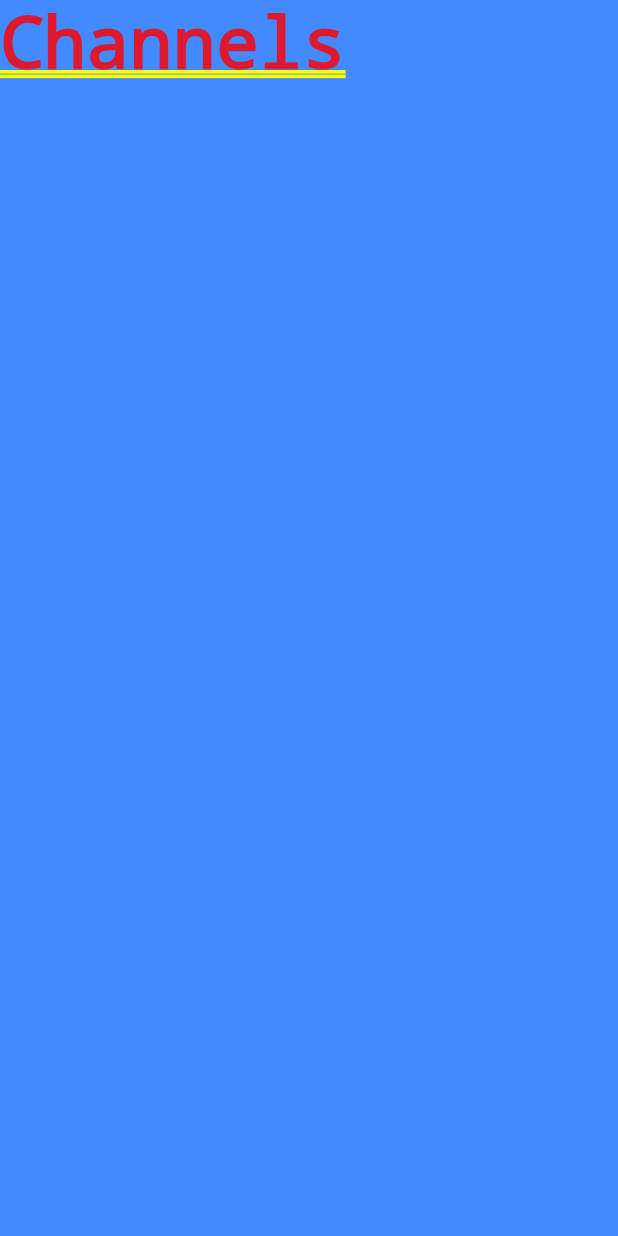
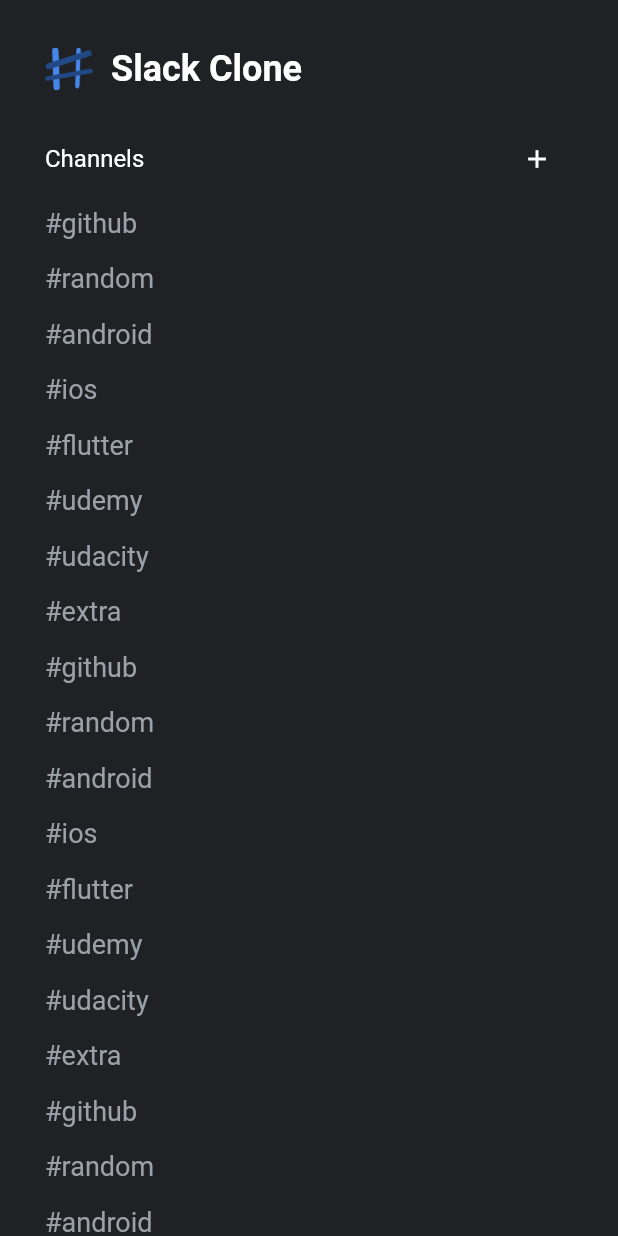
Before and after one commit to Aaklii/slack_clone, a Flutter app: the screen it shows after launch, on a phone screen of 412 x 824 dp. Run offline on Flutter 3.47's test engine with Material 2 defaults, Android fonts, the phone set to English and light mode, and no system bars; our stand-ins replace file_picker.

Commit message:
Channel Page Created

```diff
--- a/lib/core/styleguide/text_styles.dart
+++ b/lib/core/styleguide/text_styles.dart
@@ -18,7 +18,7 @@ class KTextStyles {
 
 //************Channels Title*************//
   static TextStyle channelsTitleTextStyle = TextStyle(
-    fontSize: 18.0,
+    fontSize: 24.0,
     color: KColors.channelsTitleTextColor,
     fontWeight: FontWeight.w600,
     fontFamily: 'Roboto',
@@ -33,9 +33,9 @@ class KTextStyles {
 
 //************Channel List*************//
   static TextStyle defaultChannelItemTextStyle = TextStyle(
-    fontSize: 16.0,
+    fontSize: 18.0,
     color: KColors.channelListTextColor,
-    fontWeight: FontWeight.w600,
+    fontWeight: FontWeight.w400,
     fontFamily: 'Roboto',
   );
 
--- a/lib/features/slack_clone/presentation/pages/channel_page.dart
+++ b/lib/features/slack_clone/presentation/pages/channel_page.dart
@@ -1,12 +1,101 @@
+import 'package:flutter/cupertino.dart';
 import 'package:flutter/material.dart';
+import 'package:slackclone/core/styleguide/colors.dart';
+import 'package:slackclone/core/styleguide/text_styles.dart';
+import '../widgets/channel_page/channel_item_widget.dart';
+import 'data.dart';
 
-class ChannelPage extends StatelessWidget {
+class ChannelPage extends StatefulWidget {
+  @override
+  _ChannelPageState createState() => _ChannelPageState();
+}
+
+class _ChannelPageState extends State<ChannelPage> {
   @override
   Widget build(BuildContext context) {
-    return Container(
-      color: Colors.blueAccent,
-      width: double.infinity,
-      child: Text("Channels"),
+    return Material(
+      child: Scaffold(
+        backgroundColor: KColors.channelPageBackgroundColor,
+        body: ListView(
+          children: <Widget>[
+            ListView(
+              shrinkWrap: true,
+              physics: ClampingScrollPhysics(),
+              children: [
+                Container(
+                  padding: EdgeInsets.fromLTRB(30.0, 30.0, 30.0, 10.0),
+                  child: Row(
+                    mainAxisAlignment: MainAxisAlignment.start,
+                    children: [
+                      Image.asset(
+                        "assets/icons/slackclone_icon.png",
+                        height: 32,
+                        width: 32,
+                      ),
+                      SizedBox(
+                        width: 12,
+                      ),
+                      Text(
+                        "Slack Clone",
+                        style: KTextStyles.channelsTitleTextStyle,
+                      ),
+                    ],
+                  ),
+                ),
+              ],
+            ),
+            SizedBox(
+              height: 10,
+            ),
+            Row(
+              mainAxisAlignment: MainAxisAlignment.spaceBetween,
+              children: [
+                Container(
+                  padding: EdgeInsets.only(
+                    top: 10.0,
+                    bottom: 10.0,
+                    left: 30.0,
+                    right: 30.0,
+                  ),
+                  height: 40,
+                  child: Text(
+                    "Channels",
+                    style: KTextStyles.channelAddButtonTextStyle,
+                  ),
+                ),
+                Padding(
+                  padding: const EdgeInsets.only(right: 30),
+                  child: IconButton(
+                    icon: Icon(
+                      Icons.add,
+                      size: 20,
+                      color: KColors.appBarTextIconColor,
+                    ),
+                    onPressed: () {},
+                  ),
+                ),
+              ],
+            ),
+
+            ListView.builder(
+//                Nesting ListView inside another ListView will need us to add these properties to the children for the scroll to work properly.
+
+              shrinkWrap: true,
+              physics: ClampingScrollPhysics(),
+//              itemCount: 44,
+              itemCount: channels.length,
+              itemBuilder: (context, index) {
+                String channelName = channels[index];
+
+                return ChannelItemWidget(channelName: channelName);
+              },
+            ),
+            SizedBox(
+              height: 160,
+            ),
+          ],
+        ),
+      ),
     );
   }
 }
--- /dev/null
+++ b/lib/features/slack_clone/presentation/pages/data.dart
@@ -0,0 +1,53 @@
+import 'dart:math';
+Random random = Random();
+
+List channels = [
+  "#github",
+  "#random",
+  "#android",
+  "#ios",
+  "#flutter",
+  "#udemy",
+  "#udacity",
+  "#extra",
+  "#github",
+  "#random",
+  "#android",
+  "#ios",
+  "#flutter",
+  "#udemy",
+  "#udacity",
+  "#extra",
+  "#github",
+  "#random",
+  "#android",
+  "#ios",
+  "#flutter",
+  "#udemy",
+  "#udacity",
+  "#extra",
+  "#github",
+  "#random",
+  "#android",
+  "#ios",
+  "#flutter",
+  "#udemy",
+  "#udacity",
+  "#extra",
+  "#github",
+  "#random",
+  "#android",
+  "#ios",
+  "#flutter",
+  "#udemy",
+  "#udacity",
+  "#extra",
+  "#github",
+  "#random",
+  "#android",
+  "#ios",
+  "#flutter",
+  "#udemy",
+  "#udacity",
+  "#extra",
+];
--- a/lib/features/slack_clone/presentation/pages/home_page.dart
+++ b/lib/features/slack_clone/presentation/pages/home_page.dart
@@ -1,6 +1,6 @@
 import 'package:flutter/material.dart';
+import 'package:slackclone/features/slack_clone/presentation/pages/conversation_page.dart';
 import 'package:slackclone/features/slack_clone/presentation/pages/channel_page.dart';
-import 'package:slackclone/features/slack_clone/presentation/pages/conversation_page.dart';
 
 class HomePage extends StatefulWidget {
   @override
--- /dev/null
+++ b/lib/features/slack_clone/presentation/widgets/channel_page/channel_item_widget.dart
@@ -0,0 +1,44 @@
+import 'package:flutter/material.dart';
+import 'package:slackclone/core/styleguide/text_styles.dart';
+import 'package:slackclone/features/slack_clone/presentation/pages/conversation_page.dart';
+
+class ChannelItemWidget extends StatelessWidget {
+
+  final String channelName;
+
+  const ChannelItemWidget({Key key, this.channelName}) : super(key: key);
+
+  @override
+  Widget build(BuildContext context) {
+    return InkWell(
+      onTap: (){
+
+        Navigator.of(context, rootNavigator: true).push(
+          MaterialPageRoute(
+            builder: (BuildContext context){
+              return ConversationPage();
+            },
+          ),
+        );
+
+      },
+      child: Container(
+          padding: EdgeInsets.fromLTRB(15, 8, 0, 8),
+          child: Row(
+            mainAxisSize: MainAxisSize.max,
+            children: <Widget>[
+              SizedBox(
+                width: 15,
+              ),
+              Container(
+                child: Text(
+//                  '#channel_name',
+                  channelName,
+                  style: KTextStyles.defaultChannelItemTextStyle,
+                ),
+              ),
+            ],
+          )),
+    );
+  }
+}
--- a/lib/features/slack_clone/presentation/widgets/conversation_page/chat_appbar.dart
+++ b/lib/features/slack_clone/presentation/widgets/conversation_page/chat_appbar.dart
@@ -16,10 +16,13 @@ class ChatAppBar extends StatelessWidget implements PreferredSizeWidget {
         style: KTextStyles.appBarTextStyle,
       ),
       backgroundColor: KColors.appBarBackgroundColor,
-      leading: Icon(
-        Icons.arrow_back_ios,
-        size: 20,
-        color: KColors.appBarTextIconColor,
+      leading: IconButton(
+        icon: Icon(
+          Icons.arrow_back_ios,
+          size: 20,
+          color: KColors.appBarTextIconColor,
+        ),
+        onPressed: ()=>Navigator.pop(context),
       ),
       titleSpacing: 0.0,
       actions: <Widget>[
--- a/pubspec.yaml
+++ b/pubspec.yaml
@@ -66,6 +66,7 @@ flutter:
     - assets/
     - assets/launcher/
     - assets/fonts/
+    - assets/icons/
 
   # An image asset can refer to one or more resolution-specific "variants", see
   # https://flutter.dev/assets-and-images/#resolution-aware.
```
